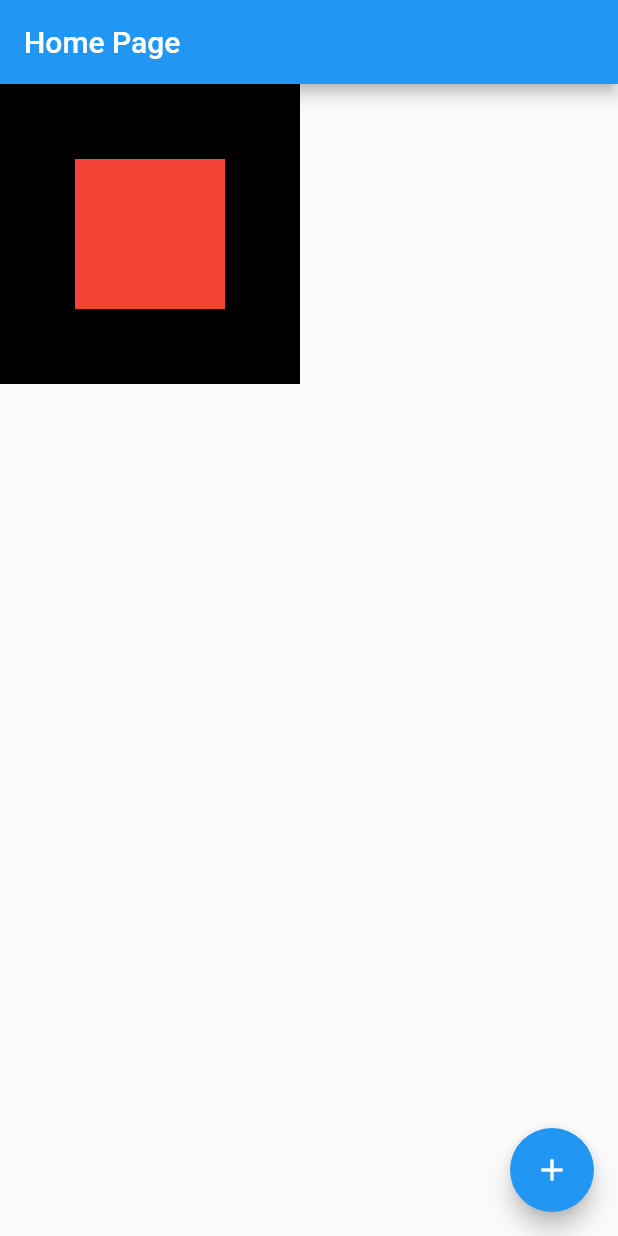
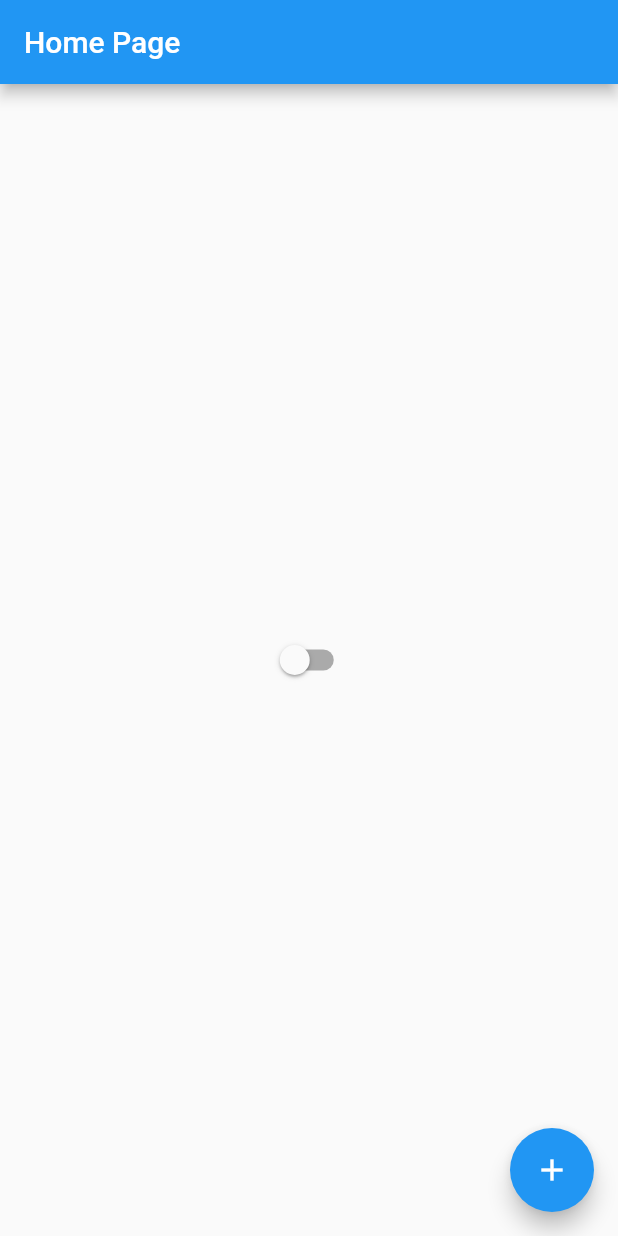
Before and after one commit to lourencorodrigo/curso-flutterando, a Flutter app: the screen it shows after launch, on a phone screen of 412 x 824 dp. Run offline on Flutter 3.47's test engine with Material 2 defaults, Android fonts, the phone set to English and light mode, and no system bars.

Commit message:
aula 12 - estado global

```diff
--- /dev/null
+++ b/lib/app_controller.dart
@@ -0,0 +1,13 @@
+import 'package:flutter/foundation.dart';
+
+class AppController extends ChangeNotifier {
+  // singleton
+  static AppController instance = AppController();
+
+  bool isDartTheme = false;
+
+  changeTheme() {
+    isDartTheme = !isDartTheme;
+    notifyListeners();
+  }
+}
--- a/lib/app_widget.dart
+++ b/lib/app_widget.dart
@@ -1,13 +1,22 @@
 import 'package:flutter/material.dart';
+import 'package:hello_world/app_controller.dart';
 
 import 'home_page.dart';
 
 class AppWidget extends StatelessWidget {
   @override
   Widget build(BuildContext context) {
-    return MaterialApp(
-      theme: ThemeData(primarySwatch: Colors.blue),
-      home: HomePage(),
-    );
+    return AnimatedBuilder(
+        builder: (context, child) {
+          return MaterialApp(
+            theme: ThemeData(
+                primarySwatch: Colors.blue,
+                brightness: AppController.instance.isDartTheme
+                    ? Brightness.dark
+                    : Brightness.light),
+            home: HomePage(),
+          );
+        },
+        animation: AppController.instance);
   }
 }
--- a/lib/home_page.dart
+++ b/lib/home_page.dart
@@ -1,4 +1,5 @@
 import 'package:flutter/material.dart';
+import 'package:hello_world/app_controller.dart';
 
 class HomePage extends StatefulWidget {
   @override
@@ -16,16 +17,12 @@ class HomePageState extends State<HomePage> {
       appBar: AppBar(
         title: Text('Home Page'),
       ),
-      body: Container(
-        width: 200,
-        height: 200,
-        color: Colors.black,
-        child: Center(
-          child: Container(
-            width: 100,
-            height: 100,
-            color: Colors.red,
-          ),
+      body: Center(
+        child: Switch(
+          value: AppController.instance.isDartTheme,
+          onChanged: (value) {
+            AppController.instance.changeTheme();
+          },
         ),
       ),
       floatingActionButton: FloatingActionButton(
```
